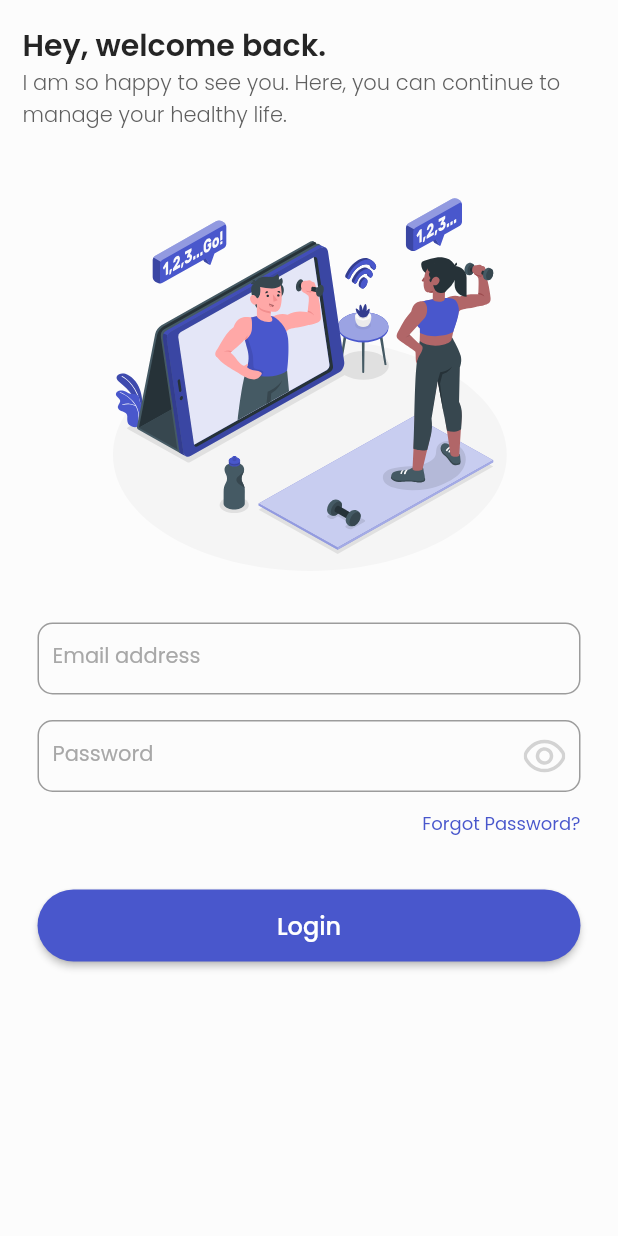
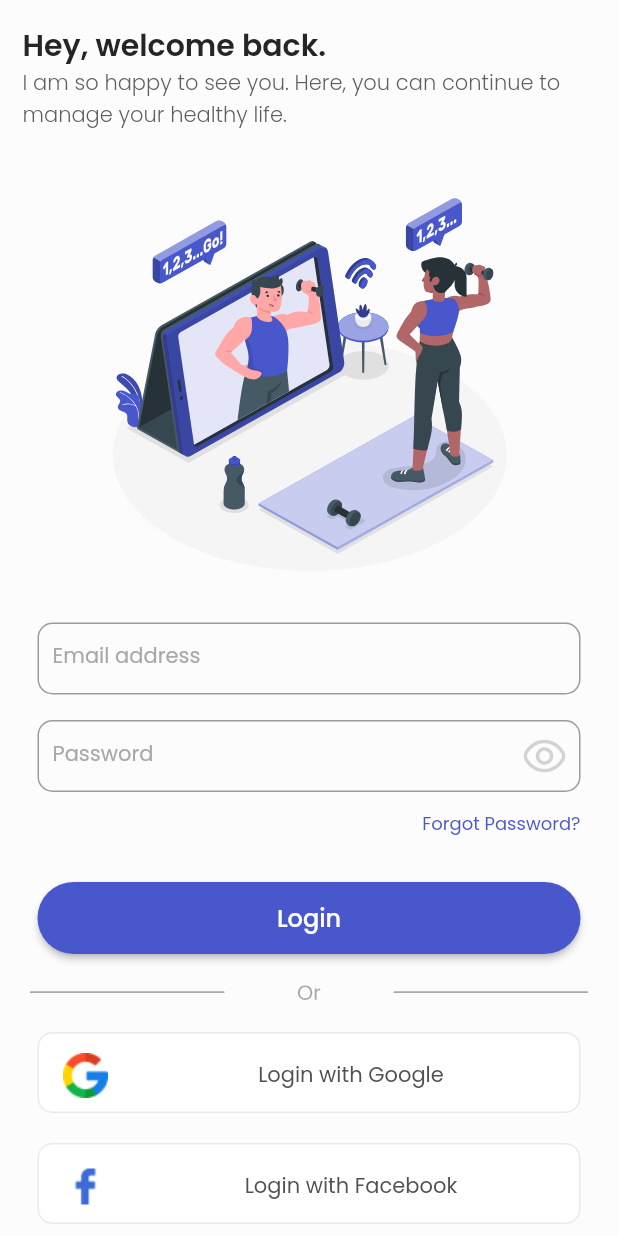
Before and after one commit to Capstone-Project-Kelompok-6/Flutter, a Flutter app: the screen it shows after launch, on a phone screen of 412 x 824 dp. Run offline on Flutter 3.47's test engine with Material 2 defaults, Android fonts, the phone set to English and light mode, and no system bars; our stand-ins replace flutter_svg, google_fonts.

Commit message:
Edit login page

```diff
--- a/flutter_capstone_6/lib/screen/login/login_screen.dart
+++ b/flutter_capstone_6/lib/screen/login/login_screen.dart
@@ -61,7 +61,7 @@ class _LoginScreenState extends State<LoginScreen> {
                 children: [
                   Container(
                     margin: const EdgeInsets.all(15),
-                    width: MediaQuery.of(context).size.width,
+                    width: double.infinity,
                     child: SvgPicture.asset('assets/login/login_screen.svg'),
                   ),
                   const SizedBox(height: 15),
@@ -92,7 +92,7 @@ class _LoginScreenState extends State<LoginScreen> {
 
               // Button Login Section
               Container(
-                margin: const EdgeInsets.only(left: 25, right: 25, top: 35),
+                margin: const EdgeInsets.only(left: 25, right: 25, top: 30),
                 child: ElevatedButton(
                   onPressed: () {},
                   style: ElevatedButton.styleFrom(
@@ -110,6 +110,54 @@ class _LoginScreenState extends State<LoginScreen> {
                   ),
                 ),
               ),
+
+              // Divider
+              Container(
+                margin: const EdgeInsets.all(20),
+                width: double.infinity,
+                child: SvgPicture.asset(
+                  'assets/icons/divider.svg',
+                  fit: BoxFit.cover,
+                ),
+              ),
+
+              // Login with Another
+              anotherLoginItem('assets/icons/google_logo.png', 'Google'),
+              const SizedBox(height: 20),
+              anotherLoginItem('assets/icons/facebook_logo.png', 'Facebook'),
+              const SizedBox(height: 20),
+              anotherLoginItem('assets/icons/apple_logo.png', 'Apple'),
+
+              // Goto register
+              const SizedBox(height: 30),
+              Container(
+                margin: const EdgeInsets.symmetric(horizontal: 25),
+                child: Row(
+                  mainAxisAlignment: MainAxisAlignment.center,
+                  children: [
+                    const Text(
+                      "Not a member?",
+                      style: TextStyle(
+                        fontSize: 14,
+                        fontWeight: FontWeight.w500,
+                        color: n80,
+                      ),
+                    ),
+                    GestureDetector(
+                      onTap: () {},
+                      child: const Text(
+                        " Register now",
+                        style: TextStyle(
+                          fontSize: 14,
+                          fontWeight: FontWeight.w500,
+                          color: violet,
+                        ),
+                      ),
+                    ),
+                  ],
+                ),
+              ),
+              const SizedBox(height: 30),
             ],
           ),
         ),
@@ -184,4 +232,39 @@ class _LoginScreenState extends State<LoginScreen> {
       ),
     );
   }
+
+  Widget anotherLoginItem(String image, String title) {
+    return Container(
+      margin: const EdgeInsets.symmetric(horizontal: 25),
+      height: 54,
+      child: ListTile(
+        tileColor: white,
+        shape: RoundedRectangleBorder(
+            borderRadius: BorderRadius.circular(10),
+            side: const BorderSide(
+              style: BorderStyle.solid,
+              color: n5,
+            )),
+        leading: Image.asset(image, width: 30, height: 30),
+        title: Text(
+          "Login with $title",
+          textAlign: TextAlign.center,
+          style: const TextStyle(
+            color: n80,
+            fontWeight: FontWeight.w400,
+            fontSize: 14,
+          ),
+        ),
+        onTap: () {
+          if (title == 'Google') {
+            print('this login by $title');
+          } else if (title == 'Facebook') {
+            print('this login by $title');
+          } else if (title == 'Apple') {
+            print('this login by $title');
+          }
+        },
+      ),
+    );
+  }
 }
```
Also changed, not shown: flutter_capstone_6/assets/icons/apple_logo.png (added), flutter_capstone_6/assets/icons/divider.svg (added), flutter_capstone_6/assets/icons/facebook_logo.png (added), flutter_capstone_6/assets/icons/google_logo.png (added).
